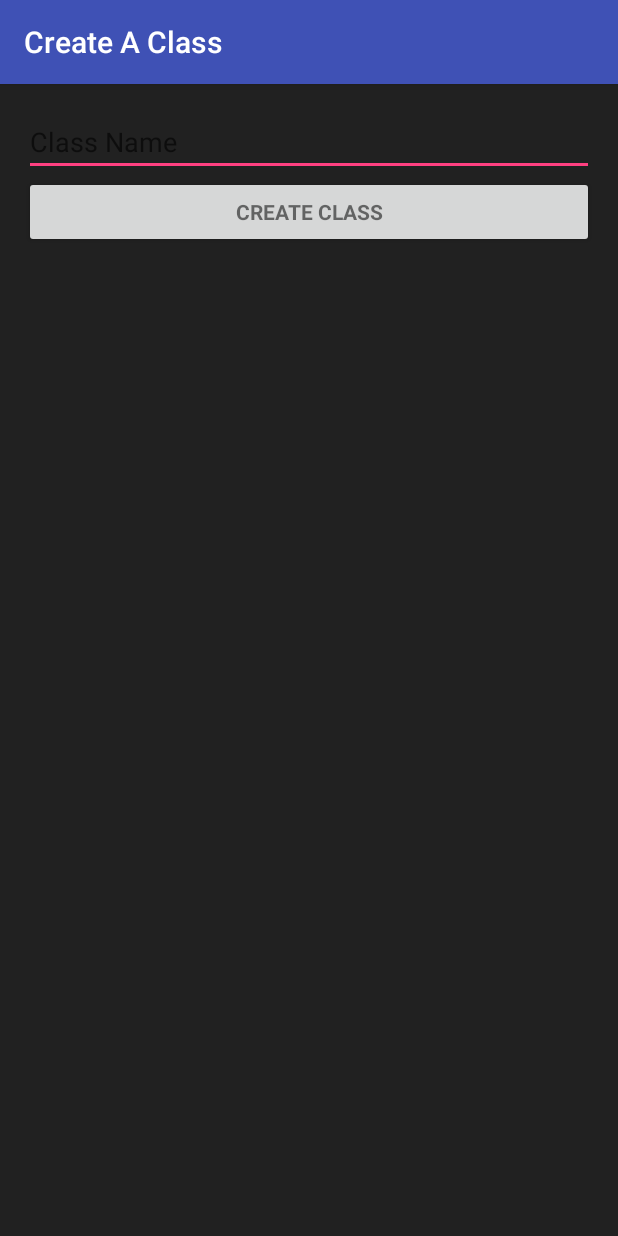
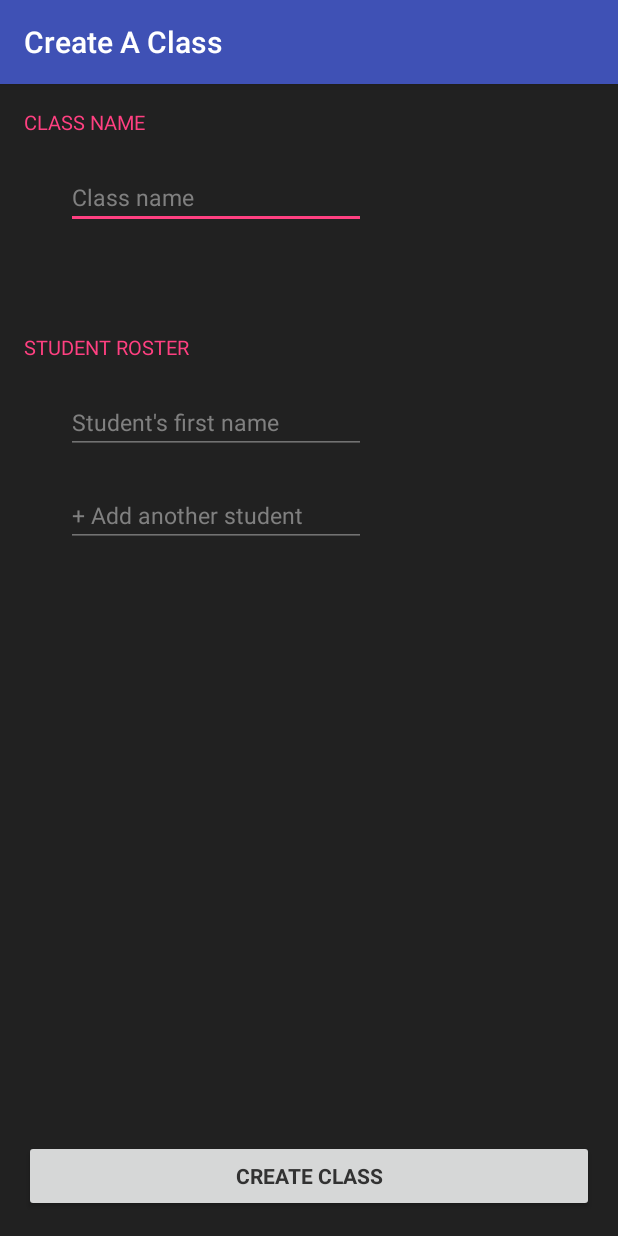
Before and after one commit to Lard4/Class_Grouper, an Android app: the CreateClass screen opened directly, with no data from a screen before it, on a phone screen of 412 x 824 dp. Run offline under Robolectric (Android 15) with nearby library versions, the phone set to English and light mode, and no system bars.

Commit message:
Better Create Class UI

```diff
--- a/app/src/main/AndroidManifest.xml
+++ b/app/src/main/AndroidManifest.xml
@@ -30,6 +30,7 @@
         <activity
             android:name=".CreateClass"
             android:label="@string/action_create_class"
+            android:windowSoftInputMode="adjustPan"
             android:theme="@style/AppTheme.NoActionBar" />
     </application>
 
--- a/app/src/main/java/com/dirinc/classgrouper/CreateClass.java
+++ b/app/src/main/java/com/dirinc/classgrouper/CreateClass.java
@@ -18,6 +18,8 @@ import android.view.inputmethod.EditorInfo;
 import android.view.inputmethod.InputMethodManager;
 import android.widget.Button;
 import android.widget.EditText;
+import android.widget.LinearLayout;
+import android.widget.RelativeLayout;
 import android.widget.TextView;
 
 import java.util.HashMap;
@@ -26,6 +28,9 @@ public class CreateClass extends AppCompatActivity {
 
     private final Context context = this;
     private EditText className;
+    private EditText studentOneName;
+    private EditText addNewStudent;
+    private EditText studentNamex;
     private Button createClass;
 
     private SharedPreferences sharedPreferences;
@@ -44,19 +49,18 @@ public class CreateClass extends AppCompatActivity {
         setContentView(R.layout.activity_create_class);
 
         sharedPreferences = getSharedPreferences(SHARED_PREFS, 0);
-        sharedPreferencesclass1 = getSharedPreferences(SHARED_PREFS_CLASS1,0);
+        sharedPreferencesclass1 = getSharedPreferences(SHARED_PREFS_CLASS1, 0);
 
         if (sharedPreferences.contains("numberOfClasses")) {
             numberOfClasses = sharedPreferences.getInt("numberOfClasses", 0);
         }
 
-        View view = this.getWindow().getDecorView();
-        view.setBackgroundColor(getResources().getColor(R.color.darkBackground));
-
         Toolbar toolbar = (Toolbar) findViewById(R.id.toolbar);
         setSupportActionBar(toolbar);
 
         className = (EditText) findViewById(R.id.className);
+        studentOneName = (EditText) findViewById(R.id.student_name);
+        addNewStudent = (EditText) findViewById(R.id.prompt_student_name);
         createClass = (Button) findViewById(R.id.createClass);
 
         createClass.setOnClickListener(new View.OnClickListener() {
@@ -89,8 +93,7 @@ public class CreateClass extends AppCompatActivity {
     }
 
     public void promptStudents() {
-        class1.put(1, "Test");
-        class1.put(2, "Testing");
+        class1.put(1, studentOneName.getText().toString());
     }
 
     public void establishStudents() {
--- a/app/src/main/java/com/dirinc/classgrouper/MainActivity.java
+++ b/app/src/main/java/com/dirinc/classgrouper/MainActivity.java
@@ -180,6 +180,7 @@ public class MainActivity extends AppCompatActivity {
         editor.putBoolean("userIsNew", false);
         editor.apply();
 
+        getRoster(1); // Will update student count!
         createCards();
     }
 
--- a/app/src/main/res/layout/activity_main.xml
+++ b/app/src/main/res/layout/activity_main.xml
@@ -3,6 +3,7 @@
     xmlns:app="http://schemas.android.com/apk/res-auto"
     xmlns:tools="http://schemas.android.com/tools"
     android:layout_width="match_parent"
+    android:id="@+id/main_layout"
     android:layout_height="match_parent"
     android:fitsSystemWindows="true"
     tools:context="com.dirinc.classgrouper.MainActivity">
--- a/app/src/main/res/layout/content_create_class.xml
+++ b/app/src/main/res/layout/content_create_class.xml
@@ -10,18 +10,93 @@
     android:paddingTop="@dimen/activity_vertical_margin"
     app:layout_behavior="@string/appbar_scrolling_view_behavior"
     tools:context="com.dirinc.classgrouper.CreateClass"
-    tools:showIn="@layout/activity_create_class">
+    tools:showIn="@layout/activity_create_class"
+    android:background="@color/darkBackground">
+
+    <ScrollView
+        android:layout_width="match_parent"
+        android:layout_height="match_parent"
+        android:id="@+id/scrollView">
+
+        <RelativeLayout
+            android:layout_width="match_parent"
+            android:layout_height="wrap_content">
+
+            <TextView
+                android:layout_width="wrap_content"
+                android:layout_height="wrap_content"
+                android:text="CLASS NAME"
+                android:textColor="@color/colorAccent"
+                android:textSize="13sp"
+                android:id="@+id/class_name" />
 
             <EditText
                 android:id="@+id/className"
-        android:layout_width="match_parent"
+                android:textSize="15sp"
+                android:textColorHint="@android:color/tertiary_text_dark"
+                android:textColor="@android:color/white"
+                android:layout_width="200dp"
                 android:layout_height="wrap_content"
                 android:hint="@string/prompt_class_name"
                 android:imeActionId="@+id/login"
                 android:imeOptions="actionUnspecified"
                 android:inputType="textAutoCorrect"
                 android:maxLines="1"
-        android:singleLine="true" />
+                android:singleLine="true"
+                android:layout_marginStart="28dp"
+                android:layout_below="@+id/class_name"
+                android:layout_marginTop="20dp"
+                android:layout_alignParentStart="true" />
+
+            <TextView
+                android:id="@+id/student_roster"
+                android:layout_width="wrap_content"
+                android:layout_height="wrap_content"
+                android:layout_marginTop="150dp"
+                android:text="STUDENT ROSTER"
+                android:textColor="@color/colorAccent"
+                android:textSize="13sp"
+                />
+
+            <EditText
+                android:id="@+id/student_name"
+                android:textSize="15sp"
+                android:textColorHint="@android:color/tertiary_text_dark"
+                android:textColor="@android:color/white"
+                android:layout_width="200dp"
+                android:layout_height="wrap_content"
+                android:hint="@string/prompt_student_name"
+                android:imeActionId="@+id/login"
+                android:imeOptions="actionUnspecified"
+                android:inputType="textAutoCorrect"
+                android:maxLines="1"
+                android:singleLine="true"
+                android:layout_marginStart="28dp"
+                android:layout_below="@+id/student_roster"
+                android:layout_marginTop="20dp"
+                android:layout_alignParentStart="true" />
+
+            <EditText
+                android:id="@+id/prompt_student_name"
+                android:textSize="15sp"
+                android:textColorHint="@android:color/tertiary_text_dark"
+                android:textColor="@android:color/white"
+                android:layout_width="200dp"
+                android:layout_height="wrap_content"
+                android:hint="@string/prompt_new_student_name"
+                android:imeActionId="@+id/login"
+                android:imeOptions="actionUnspecified"
+                android:inputType="textAutoCorrect"
+                android:maxLines="1"
+                android:singleLine="true"
+                android:layout_marginStart="28dp"
+                android:layout_below="@+id/student_name"
+                android:layout_marginTop="20dp"
+                android:layout_alignParentStart="true" />
+
+        </RelativeLayout>
+
+    </ScrollView>
 
     <Button
         android:id="@+id/createClass"
@@ -30,7 +105,8 @@
         android:layout_height="wrap_content"
         android:text="@string/create_class"
         android:textStyle="bold"
-        android:layout_below="@+id/className"
+        android:textColor="@android:color/secondary_text_light"
+        android:layout_alignParentBottom="true"
         android:layout_alignParentStart="true" />
 
 </RelativeLayout>
--- a/app/src/main/res/values/strings.xml
+++ b/app/src/main/res/values/strings.xml
@@ -12,6 +12,8 @@
     <string name="no_classes">No Classes!</string>
 
     <string name="create_class">Create Class</string>
-    <string name="prompt_class_name">Class Name</string>
+    <string name="prompt_class_name">Class name</string>
+    <string name="prompt_student_name">Student\'s first name</string>
+    <string name="prompt_new_student_name">+ Add another student</string>
 
 </resources>
```
Also changed, not shown: app/src/main/res/layout/new_student.xml (added, +34 -0 lines). Lines whose indentation alone changed are shown as unchanged.
